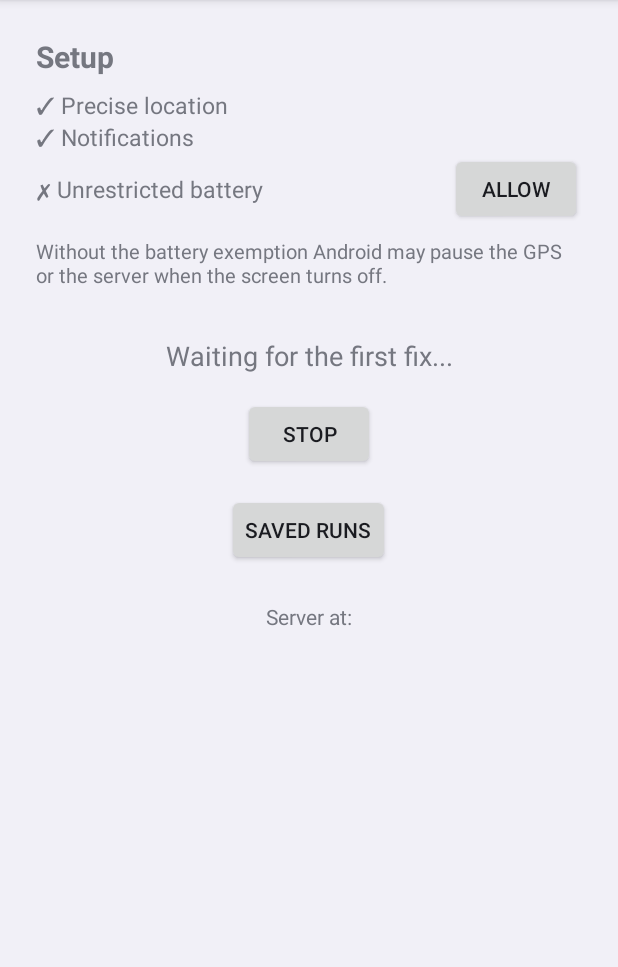
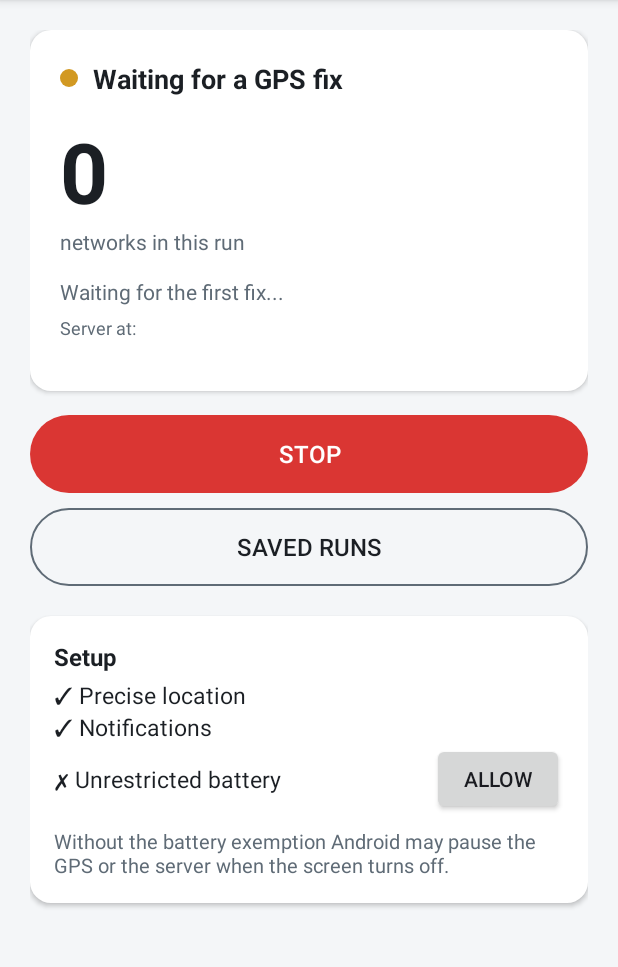
Before and after one commit to carloalbertogiordano/wardriving-gps-bridge, an Android app: the screen it shows after launch (MainActivity), after a tap on "START", on a phone screen of 412 x 824 dp, the part 84-1051 px from its top. Run offline under Robolectric (Android 15) with nearby library versions, the light colour scheme and no system bars.

Commit message:
feat: clearer status on the phone and on the T-Embed screen
Phone: the main screen is now a live status card (colored state dot, the
number of networks in the run, fix source and accuracy) above a Start/Stop
button that changes color, a Saved runs button and the setup card. Colors
follow the system light/dark theme.

T-Embed: the loop draws a status screen instead of a text dialog: a header
that doubles as the link indicator (green fix ok, amber waiting for a fix,
red phone unreachable), the network count as one big number, the networks
added by the last scan, and the queue length. Plain rectangles and text
only, so it stays cheap on the ESP32.

```diff
--- a/phone/gps-bridge/app/src/main/AndroidManifest.xml
+++ b/phone/gps-bridge/app/src/main/AndroidManifest.xml
@@ -13,7 +13,7 @@
     <application
         android:allowBackup="false"
         android:label="@string/app_name"
-        android:theme="@android:style/Theme.DeviceDefault.Light">
+        android:theme="@android:style/Theme.DeviceDefault.DayNight">
 
         <activity
             android:name=".MainActivity"
--- a/phone/gps-bridge/app/src/main/java/com/tembed/gpsbridge/MainActivity.kt
+++ b/phone/gps-bridge/app/src/main/java/com/tembed/gpsbridge/MainActivity.kt
@@ -11,6 +11,7 @@ import android.os.Bundle
 import android.os.PowerManager
 import android.provider.Settings
 import android.view.View
+import android.graphics.PorterDuff
 import android.widget.Button
 import android.widget.TextView
 import java.net.Inet4Address
@@ -37,6 +38,9 @@ class MainActivity : Activity() {
     private lateinit var setupHint: TextView
     private lateinit var statusText: TextView
     private lateinit var toggleButton: Button
+    private lateinit var stateDot: View
+    private lateinit var stateLabel: TextView
+    private lateinit var networksCount: TextView
     private lateinit var serverInfoText: TextView
 
     // Set when the system will no longer show the permission dialog: the only
@@ -58,6 +62,9 @@ class MainActivity : Activity() {
         setupHint = findViewById(R.id.setupHint)
         statusText = findViewById(R.id.statusText)
         toggleButton = findViewById(R.id.toggleButton)
+        stateDot = findViewById(R.id.stateDot)
+        stateLabel = findViewById(R.id.stateLabel)
+        networksCount = findViewById(R.id.networksCount)
         serverInfoText = findViewById(R.id.serverInfoText)
 
         locationButton.setOnClickListener {
@@ -94,8 +101,16 @@ class MainActivity : Activity() {
                     Locale.US, "[$sourceLabel] lat=%.5f lon=%.5f (+-%.0fm)",
                     fix.lat, fix.lon, fix.accuracyMeters
                 )
+                showState("GPS fix (+-${fix.accuracyMeters.toInt()} m)", R.color.state_ok)
+                networksCount.text = (LocationService.runStore?.currentTotal() ?: 0).toString()
             }
         }
+    }
+
+    /** Colored dot plus a label: the one-glance answer to "is it working?". */
+    private fun showState(label: String, colorRes: Int) {
+        stateLabel.text = label
+        stateDot.background.mutate().setColorFilter(getColor(colorRes), PorterDuff.Mode.SRC_ATOP)
     }
 
     // The user may have changed a permission in the system settings while the
@@ -148,11 +163,7 @@ class MainActivity : Activity() {
         }
 
         toggleButton.isEnabled = location
-        toggleButton.text = if (LocationService.isRunning) "Stop" else "Start"
-        if (LocationService.isRunning) showServerInfo() else {
-            statusText.text = "GPS: stopped"
-            serverInfoText.text = ""
-        }
+        applyRunningState(LocationService.isRunning)
     }
 
     override fun onRequestPermissionsResult(
@@ -199,16 +210,37 @@ class MainActivity : Activity() {
 
     private fun startLocationService() {
         startForegroundService(Intent(this, LocationService::class.java))
-        statusText.text = "Waiting for the first fix..."
-        toggleButton.text = "Stop"
-        showServerInfo()
+        applyRunningState(true)
     }
 
     private fun stopLocationService() {
         stopService(Intent(this, LocationService::class.java))
-        toggleButton.text = "Start"
-        statusText.text = "GPS: stopped"
-        serverInfoText.text = ""
+        applyRunningState(false)
+    }
+
+    // One place for everything that changes between running and stopped, so
+    // the button, the state label and the texts can never disagree.
+    private fun applyRunningState(running: Boolean) {
+        toggleButton.text = if (running) "Stop" else "Start"
+        toggleButton.setBackgroundResource(
+            if (running) R.drawable.bg_button_stop else R.drawable.bg_button_start
+        )
+        if (running) {
+            val fix = LocationService.lastFix
+            if (fix == null) {
+                showState("Waiting for a GPS fix", R.color.state_warn)
+                statusText.text = "Waiting for the first fix..."
+            } else {
+                showState("GPS fix (+-${fix.accuracyMeters.toInt()} m)", R.color.state_ok)
+            }
+            networksCount.text = (LocationService.runStore?.currentTotal() ?: 0).toString()
+            showServerInfo()
+        } else {
+            showState("Stopped", R.color.state_bad)
+            statusText.text = "GPS: stopped"
+            networksCount.text = "0"
+            serverInfoText.text = ""
+        }
     }
 
     private fun showServerInfo() {
--- /dev/null
+++ b/phone/gps-bridge/app/src/main/res/drawable/bg_button_outline.xml
@@ -0,0 +1,6 @@
+<?xml version="1.0" encoding="utf-8"?>
+<shape xmlns:android="http://schemas.android.com/apk/res/android" android:shape="rectangle">
+    <solid android:color="@android:color/transparent" />
+    <stroke android:width="1.5dp" android:color="@color/text_secondary" />
+    <corners android:radius="26dp" />
+</shape>
--- /dev/null
+++ b/phone/gps-bridge/app/src/main/res/drawable/bg_button_start.xml
@@ -0,0 +1,5 @@
+<?xml version="1.0" encoding="utf-8"?>
+<shape xmlns:android="http://schemas.android.com/apk/res/android" android:shape="rectangle">
+    <solid android:color="@color/accent" />
+    <corners android:radius="26dp" />
+</shape>
--- /dev/null
+++ b/phone/gps-bridge/app/src/main/res/drawable/bg_button_stop.xml
@@ -0,0 +1,5 @@
+<?xml version="1.0" encoding="utf-8"?>
+<shape xmlns:android="http://schemas.android.com/apk/res/android" android:shape="rectangle">
+    <solid android:color="@color/stop" />
+    <corners android:radius="26dp" />
+</shape>
--- /dev/null
+++ b/phone/gps-bridge/app/src/main/res/drawable/bg_card.xml
@@ -0,0 +1,5 @@
+<?xml version="1.0" encoding="utf-8"?>
+<shape xmlns:android="http://schemas.android.com/apk/res/android" android:shape="rectangle">
+    <solid android:color="@color/card" />
+    <corners android:radius="14dp" />
+</shape>
--- /dev/null
+++ b/phone/gps-bridge/app/src/main/res/drawable/dot.xml
@@ -0,0 +1,5 @@
+<?xml version="1.0" encoding="utf-8"?>
+<shape xmlns:android="http://schemas.android.com/apk/res/android" android:shape="oval">
+    <solid android:color="@color/state_warn" />
+    <size android:width="12dp" android:height="12dp" />
+</shape>
--- a/phone/gps-bridge/app/src/main/res/layout/activity_main.xml
+++ b/phone/gps-bridge/app/src/main/res/layout/activity_main.xml
@@ -2,21 +2,118 @@
 <ScrollView xmlns:android="http://schemas.android.com/apk/res/android"
     android:layout_width="match_parent"
     android:layout_height="match_parent"
+    android:background="@color/bg"
     android:fillViewport="true">
 
     <LinearLayout
         android:layout_width="match_parent"
         android:layout_height="wrap_content"
         android:orientation="vertical"
-        android:padding="24dp">
+        android:padding="20dp">
+
+        <!-- Live status card: what the bridge is doing right now. -->
+        <LinearLayout
+            android:layout_width="match_parent"
+            android:layout_height="wrap_content"
+            android:background="@drawable/bg_card"
+            android:orientation="vertical"
+            android:padding="20dp"
+            android:elevation="2dp">
+
+            <LinearLayout
+                android:layout_width="match_parent"
+                android:layout_height="wrap_content"
+                android:orientation="horizontal"
+                android:gravity="center_vertical">
+                <View
+                    android:id="@+id/stateDot"
+                    android:layout_width="12dp"
+                    android:layout_height="12dp"
+                    android:background="@drawable/dot" />
+                <TextView
+                    android:id="@+id/stateLabel"
+                    android:layout_width="wrap_content"
+                    android:layout_height="wrap_content"
+                    android:layout_marginStart="10dp"
+                    android:text="Stopped"
+                    android:textColor="@color/text_primary"
+                    android:textSize="18sp"
+                    android:textStyle="bold" />
+            </LinearLayout>
+
+            <TextView
+                android:id="@+id/networksCount"
+                android:layout_width="wrap_content"
+                android:layout_height="wrap_content"
+                android:layout_marginTop="12dp"
+                android:text="0"
+                android:textColor="@color/text_primary"
+                android:textSize="56sp"
+                android:textStyle="bold" />
+            <TextView
+                android:layout_width="wrap_content"
+                android:layout_height="wrap_content"
+                android:text="networks in this run"
+                android:textColor="@color/text_secondary"
+                android:textSize="14sp" />
+
+            <TextView
+                android:id="@+id/statusText"
+                android:layout_width="match_parent"
+                android:layout_height="wrap_content"
+                android:layout_marginTop="14dp"
+                android:text="GPS: stopped"
+                android:textColor="@color/text_secondary"
+                android:textSize="14sp" />
+            <TextView
+                android:id="@+id/serverInfoText"
+                android:layout_width="match_parent"
+                android:layout_height="wrap_content"
+                android:layout_marginTop="6dp"
+                android:textColor="@color/text_secondary"
+                android:textSize="12sp" />
+        </LinearLayout>
+
+        <Button
+            android:id="@+id/toggleButton"
+            android:layout_width="match_parent"
+            android:layout_height="52dp"
+            android:layout_marginTop="16dp"
+            android:background="@drawable/bg_button_start"
+            android:text="Start"
+            android:textColor="#FFFFFF"
+            android:textSize="16sp"
+            android:stateListAnimator="@null" />
+
+        <Button
+            android:id="@+id/runsButton"
+            android:layout_width="match_parent"
+            android:layout_height="52dp"
+            android:layout_marginTop="10dp"
+            android:background="@drawable/bg_button_outline"
+            android:text="Saved runs"
+            android:textColor="@color/text_primary"
+            android:textSize="16sp"
+            android:stateListAnimator="@null" />
+
+        <!-- Setup card: what has to be granted for the GPS to keep running. -->
+        <LinearLayout
+            android:layout_width="match_parent"
+            android:layout_height="wrap_content"
+            android:layout_marginTop="20dp"
+            android:background="@drawable/bg_card"
+            android:orientation="vertical"
+            android:padding="16dp"
+            android:elevation="2dp">
 
             <TextView
                 android:layout_width="match_parent"
                 android:layout_height="wrap_content"
                 android:text="Setup"
-            android:textSize="20sp"
+                android:textColor="@color/text_primary"
+                android:textSize="16sp"
                 android:textStyle="bold"
-            android:layout_marginBottom="8dp" />
+                android:layout_marginBottom="4dp" />
 
             <LinearLayout
                 android:layout_width="match_parent"
@@ -28,6 +125,7 @@
                     android:layout_width="0dp"
                     android:layout_height="wrap_content"
                     android:layout_weight="1"
+                    android:textColor="@color/text_primary"
                     android:textSize="15sp" />
                 <Button
                     android:id="@+id/locationButton"
@@ -47,6 +145,7 @@
                     android:layout_width="0dp"
                     android:layout_height="wrap_content"
                     android:layout_weight="1"
+                    android:textColor="@color/text_primary"
                     android:textSize="15sp" />
                 <Button
                     android:id="@+id/notificationsButton"
@@ -65,6 +164,7 @@
                     android:layout_width="0dp"
                     android:layout_height="wrap_content"
                     android:layout_weight="1"
+                    android:textColor="@color/text_primary"
                     android:textSize="15sp" />
                 <Button
                     android:id="@+id/batteryButton"
@@ -77,42 +177,9 @@
                 android:id="@+id/setupHint"
                 android:layout_width="match_parent"
                 android:layout_height="wrap_content"
-            android:textSize="13sp"
-            android:layout_marginTop="8dp" />
-
-        <TextView
-            android:id="@+id/statusText"
-            android:layout_width="match_parent"
-            android:layout_height="wrap_content"
-            android:text="GPS: stopped"
-            android:textSize="18sp"
-            android:gravity="center"
-            android:layout_marginTop="32dp"
-            android:layout_marginBottom="16dp" />
-
-        <Button
-            android:id="@+id/toggleButton"
-            android:layout_width="wrap_content"
-            android:layout_height="wrap_content"
-            android:layout_gravity="center_horizontal"
-            android:text="Start" />
-
-        <Button
-            android:id="@+id/runsButton"
-            android:layout_width="wrap_content"
-            android:layout_height="wrap_content"
-            android:layout_gravity="center_horizontal"
-            android:layout_marginTop="16dp"
-            android:text="Saved runs" />
-
-        <TextView
-            android:id="@+id/serverInfoText"
-            android:layout_width="match_parent"
-            android:layout_height="wrap_content"
-            android:text=""
-            android:textSize="14sp"
-            android:gravity="center"
-            android:layout_marginTop="24dp" />
-
+                android:layout_marginTop="8dp"
+                android:textColor="@color/text_secondary"
+                android:textSize="13sp" />
+        </LinearLayout>
     </LinearLayout>
 </ScrollView>
--- /dev/null
+++ b/phone/gps-bridge/app/src/main/res/values-night/colors.xml
@@ -0,0 +1,7 @@
+<?xml version="1.0" encoding="utf-8"?>
+<resources>
+    <color name="bg">#0D1117</color>
+    <color name="card">#161B22</color>
+    <color name="text_primary">#E6EDF3</color>
+    <color name="text_secondary">#8B949E</color>
+</resources>
--- /dev/null
+++ b/phone/gps-bridge/app/src/main/res/values/colors.xml
@@ -0,0 +1,12 @@
+<?xml version="1.0" encoding="utf-8"?>
+<resources>
+    <color name="bg">#F4F6F8</color>
+    <color name="card">#FFFFFF</color>
+    <color name="text_primary">#1B1F24</color>
+    <color name="text_secondary">#5F6B76</color>
+    <color name="accent">#2EA043</color>
+    <color name="stop">#DA3633</color>
+    <color name="state_ok">#2EA043</color>
+    <color name="state_warn">#D29922</color>
+    <color name="state_bad">#DA3633</color>
+</resources>
```
Also changed, not shown: 1 other file. Lines whose indentation alone changed are shown as unchanged.
